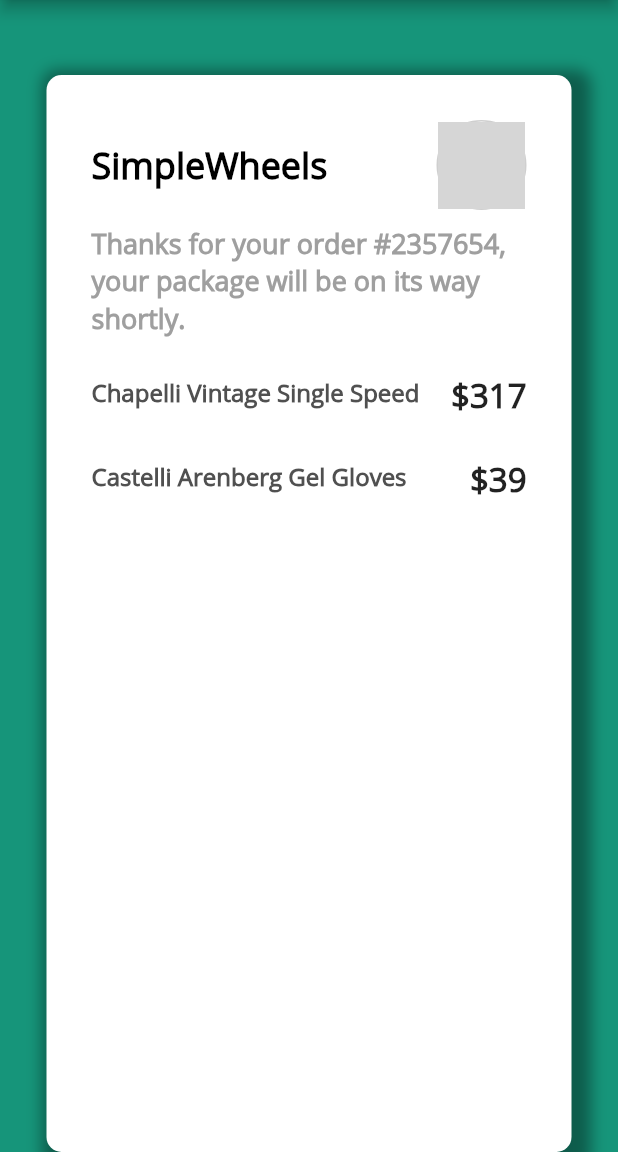
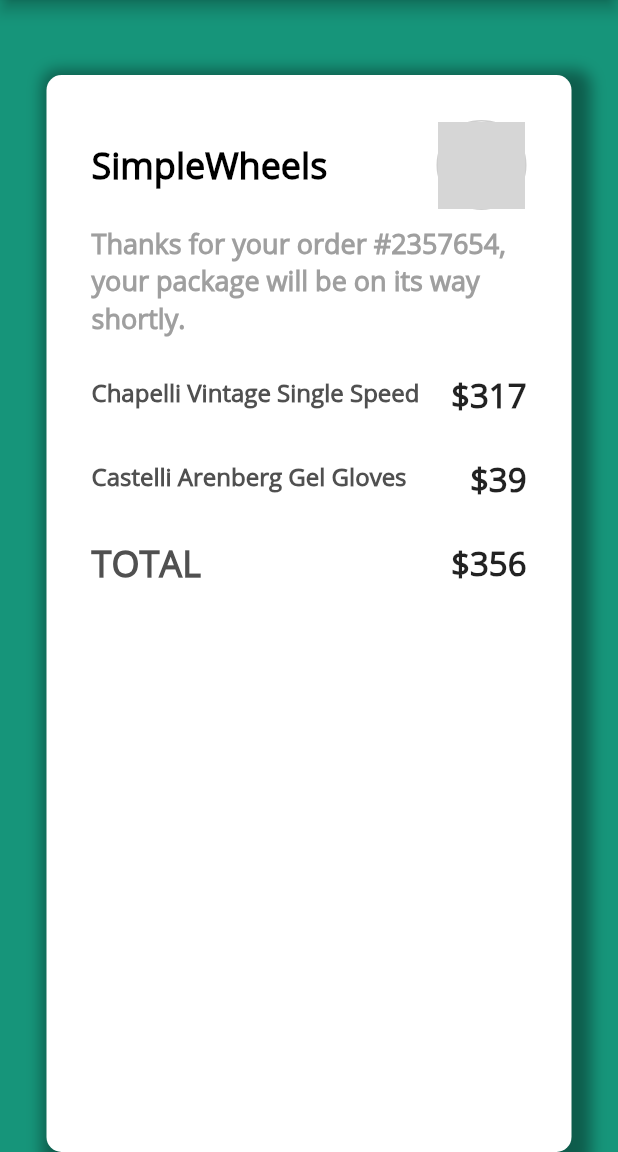
Before and after one commit to sparklaunch/Frontloops_02, a Flutter app: the screen it shows after launch, on a phone screen of 412 x 824 dp, the part 84-1236 px from its top. Run offline on Flutter 3.47's test engine with Material 2 defaults, Android fonts, the phone set to English and light mode, and no system bars; grey boxes are pictures that could not be loaded.

Commit message:
add total

```diff
--- a/lib/ItemBrain.dart
+++ b/lib/ItemBrain.dart
@@ -5,7 +5,13 @@ class ItemBrain {
     Item(name: "Chapelli Vintage Single Speed", price: 317),
     Item(name: "Castelli Arenberg Gel Gloves", price: 39),
   ];
+
   List<Item> getItems() {
     return this._items;
   }
+
+  int getTotalPrice() {
+    return _items.fold(
+        0, (previousValue, Item element) => previousValue + element.price);
+  }
 }
--- /dev/null
+++ b/lib/TotalPrice.dart
@@ -0,0 +1,33 @@
+import "package:flutter/material.dart";
+
+import "./ItemBrain.dart";
+
+ItemBrain itemBrain = ItemBrain();
+Color textColor = Color.fromRGBO(80, 80, 80, 1);
+
+class TotalPrice extends StatelessWidget {
+  @override
+  Widget build(BuildContext context) {
+    int total = itemBrain.getTotalPrice();
+    return ListTile(
+      contentPadding: EdgeInsets.zero,
+      leading: Text(
+        "TOTAL",
+        style: TextStyle(
+          fontFamily: "Open Sans",
+          fontSize: 24.0,
+          fontWeight: FontWeight.bold,
+          color: textColor,
+        ),
+      ),
+      trailing: Text(
+        "\$${total.toString()}",
+        style: TextStyle(
+          fontFamily: "Open Sans",
+          fontSize: 22.0,
+          fontWeight: FontWeight.bold,
+        ),
+      ),
+    );
+  }
+}
--- a/lib/main.dart
+++ b/lib/main.dart
@@ -3,6 +3,7 @@ import 'package:flutter/material.dart';
 import "./SimpleWheelsTitle.dart";
 import "./OrderNotice.dart";
 import "./ItemList.dart";
+import "./TotalPrice.dart";
 
 Color backgroundColor = Color.fromRGBO(22, 149, 122, 1);
 
@@ -40,6 +41,7 @@ class Frontloops extends StatelessWidget {
                   height: 10.0,
                 ),
                 ItemList(),
+                TotalPrice(),
               ],
             ),
           ),
```
